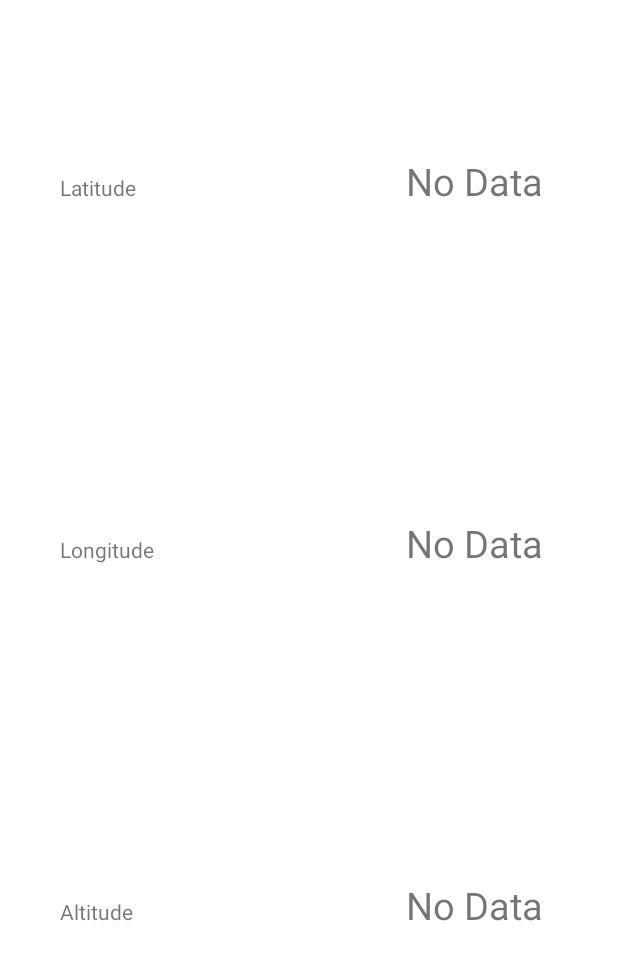
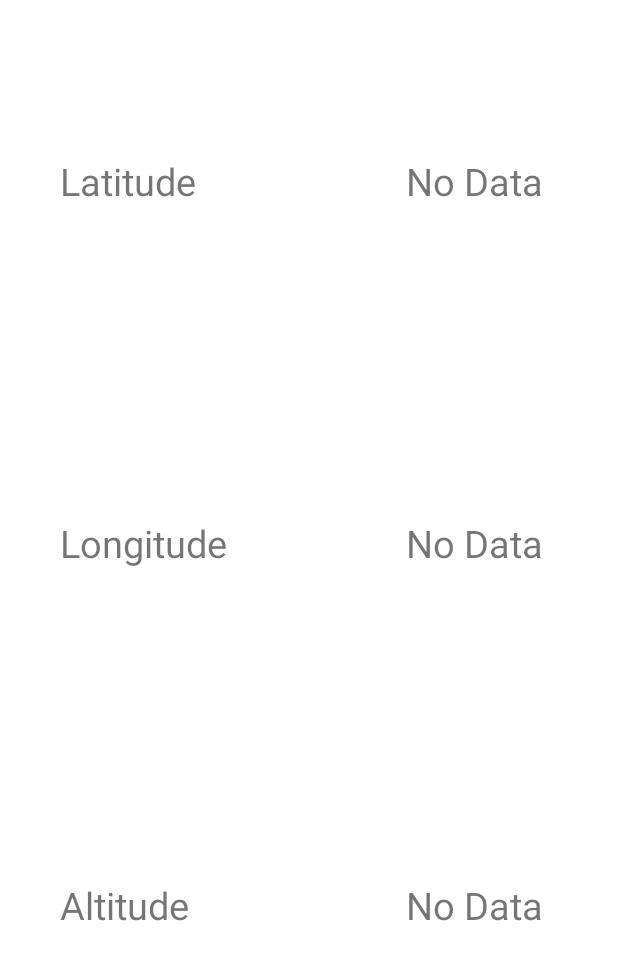
Before and after one commit to FedericoFinotto/LLATrack, an Android app: the layout fragment_home.xml on its own in the app's theme, with its tools: preview values and no code run, on a phone screen of 412 x 824 dp. Shown: the top 960 px of the screen. Run offline under Robolectric (Android 15) with nearby library versions, the phone set to English and light mode, and no system bars.

Commit message:
Migliorie all'interfaccia grafica 3

```diff
--- a/app/src/main/res/layout-land/fragment_home.xml
+++ b/app/src/main/res/layout-land/fragment_home.xml
@@ -18,7 +18,7 @@
 
         <TextView
             android:id="@+id/value_Latitude"
-            style="@style/tabella"
+            style="@style/stileBase"
             android:layout_width="wrap_content"
             android:layout_height="wrap_content"
             android:layout_marginEnd="50dp"
@@ -30,6 +30,7 @@
 
         <TextView
             android:id="@+id/text_Latitude"
+            style="@style/stileBase"
             android:layout_width="wrap_content"
             android:layout_height="wrap_content"
             android:layout_marginStart="40dp"
@@ -50,7 +51,7 @@
 
         <TextView
             android:id="@+id/value_Longitude"
-            style="@style/tabella"
+            style="@style/stileBase"
             android:layout_width="wrap_content"
             android:layout_height="wrap_content"
             android:layout_marginEnd="50dp"
@@ -62,6 +63,7 @@
 
         <TextView
             android:id="@+id/text_Longitude"
+            style="@style/stileBase"
             android:layout_width="wrap_content"
             android:layout_height="wrap_content"
             android:layout_marginStart="40dp"
@@ -83,7 +85,7 @@
 
         <TextView
             android:id="@+id/value_Altitude"
-            style="@style/tabella"
+            style="@style/stileBase"
             android:layout_width="wrap_content"
             android:layout_height="wrap_content"
             android:layout_marginEnd="50dp"
@@ -95,6 +97,7 @@
 
         <TextView
             android:id="@+id/text_Altitude"
+            style="@style/stileBase"
             android:layout_width="wrap_content"
             android:layout_height="wrap_content"
             android:layout_marginStart="40dp"
--- a/app/src/main/res/layout/fragment_home.xml
+++ b/app/src/main/res/layout/fragment_home.xml
@@ -18,7 +18,7 @@
 
         <TextView
             android:id="@+id/value_Latitude"
-            style="@style/tabella"
+            style="@style/stileBase"
             android:layout_width="wrap_content"
             android:layout_height="wrap_content"
             android:layout_marginEnd="50dp"
@@ -29,6 +29,7 @@
 
         <TextView
             android:id="@+id/text_Latitude"
+            style="@style/stileBase"
             android:layout_width="wrap_content"
             android:layout_height="wrap_content"
             android:layout_marginStart="40dp"
@@ -40,6 +41,7 @@
 
     <androidx.constraintlayout.widget.ConstraintLayout
         android:id="@+id/containerLongitude"
+        style="@style/stileBase"
         android:layout_width="match_parent"
         android:layout_height="0dp"
         app:layout_constraintBottom_toTopOf="@+id/containerAltitude"
@@ -50,7 +52,7 @@
 
         <TextView
             android:id="@+id/value_Longitude"
-            style="@style/tabella"
+            style="@style/stileBase"
             android:layout_width="wrap_content"
             android:layout_height="wrap_content"
             android:layout_marginEnd="50dp"
@@ -62,6 +64,7 @@
 
         <TextView
             android:id="@+id/text_Longitude"
+            style="@style/stileBase"
             android:layout_width="wrap_content"
             android:layout_height="wrap_content"
             android:layout_marginStart="40dp"
@@ -83,7 +86,7 @@
 
         <TextView
             android:id="@+id/value_Altitude"
-            style="@style/tabella"
+            style="@style/stileBase"
             android:layout_width="wrap_content"
             android:layout_height="wrap_content"
             android:layout_marginEnd="50dp"
@@ -95,6 +98,7 @@
 
         <TextView
             android:id="@+id/text_Altitude"
+            style="@style/stileBase"
             android:layout_width="wrap_content"
             android:layout_height="wrap_content"
             android:layout_marginStart="40dp"
--- a/app/src/main/res/values/strings.xml
+++ b/app/src/main/res/values/strings.xml
@@ -13,5 +13,5 @@
     <string name="icon_latitude">icon_Latitude</string>
     <string name="icon_longitude">icon_Longitude</string>
     <string name="icon_altitude">icon_Altitude</string>
-    <string name="numericFormat" translatable="false">%.5f</string>
+    <string name="numericFormat" translatable="false">%.10f</string>
 </resources>
--- a/app/src/main/res/values/themes.xml
+++ b/app/src/main/res/values/themes.xml
@@ -1,19 +1,14 @@
 <resources xmlns:tools="http://schemas.android.com/tools">
-    <!-- Base application theme. -->
-    <style name="tabella">
+    <style name="stileBase">
         <item name="android:textSize">25sp</item>
     </style>
     <style name="Theme.FinottoFedericoGPS" parent="Theme.MaterialComponents.DayNight.DarkActionBar">
-        <!-- Primary brand color. -->
-        <item name="colorPrimary">@color/purple_500</item>
-        <item name="colorPrimaryVariant">@color/purple_700</item>
+        <item name="colorPrimary">@color/purple_700</item>
+        <item name="colorPrimaryVariant">@color/purple_200</item>
         <item name="colorOnPrimary">@color/white</item>
-        <!-- Secondary brand color. -->
-        <item name="colorSecondary">@color/teal_200</item>
-        <item name="colorSecondaryVariant">@color/teal_700</item>
+        <item name="colorSecondary">#FF9800</item>
+        <item name="colorSecondaryVariant">#FFC107</item>
         <item name="colorOnSecondary">@color/black</item>
-        <!-- Status bar color. -->
         <item name="android:statusBarColor" tools:targetApi="l">?attr/colorPrimaryVariant</item>
-        <!-- Customize your theme here. -->
     </style>
 </resources>
```
